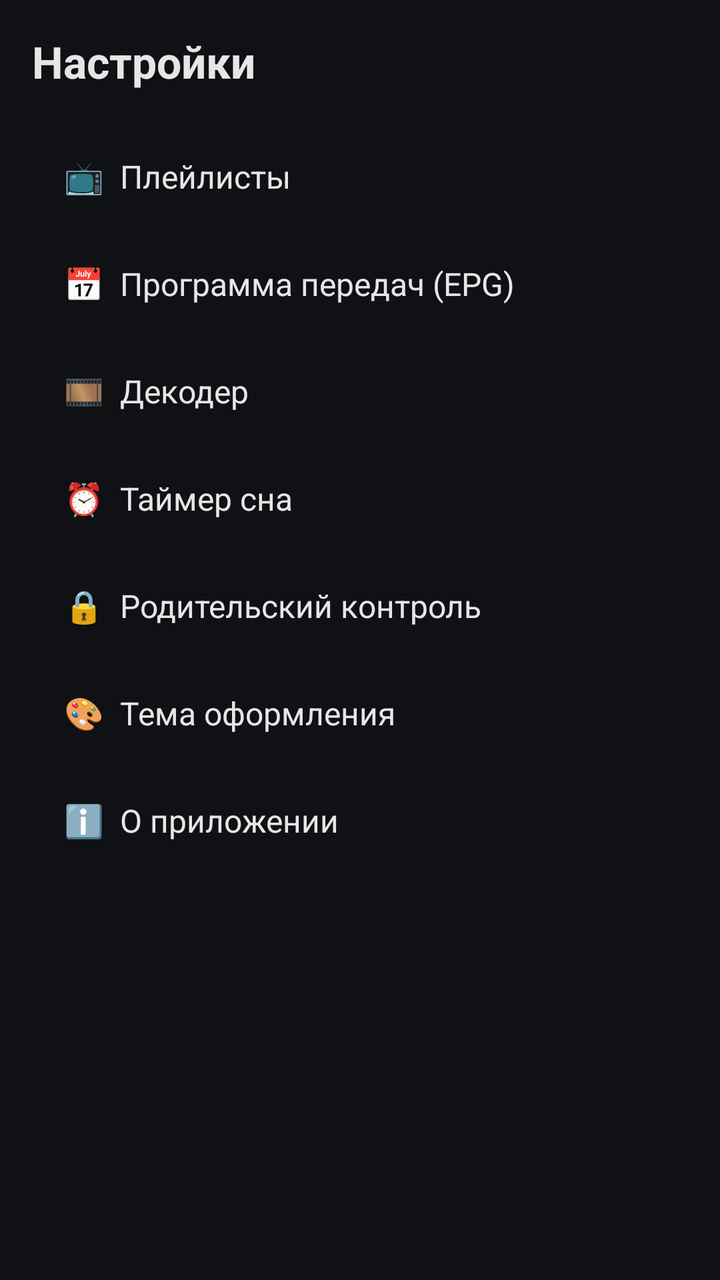
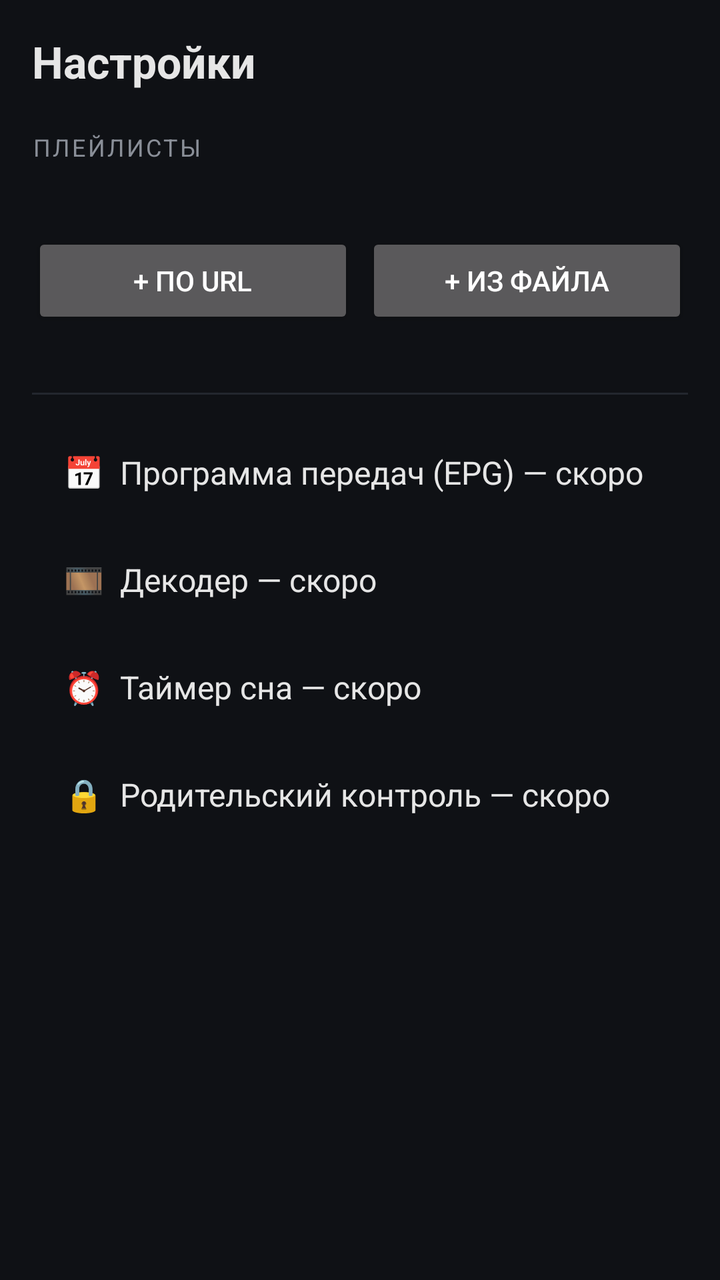

Screens rendered from an Android XML layout before and after an edit, with the pre-edit source and the edit as a unified diff.
<!-- AndroidManifest.xml: application theme Theme.AppCompat.NoActionBar -->
<!-- res/layout/activity_settings.xml -->
<?xml version="1.0" encoding="utf-8"?>
<ScrollView xmlns:android="http://schemas.android.com/apk/res/android"
    android:layout_width="match_parent"
    android:layout_height="match_parent"
    android:background="#0f1115">

    <LinearLayout
        android:orientation="vertical"
        android:layout_width="match_parent"
        android:layout_height="wrap_content"
        android:padding="16dp">

        <TextView
            android:layout_width="match_parent"
            android:layout_height="wrap_content"
            android:text="Настройки"
            android:textColor="#e6e6e6"
            android:textSize="22sp"
            android:textStyle="bold"
            android:paddingBottom="16dp" />

        <TextView
            android:id="@+id/item_playlists"
            android:layout_width="match_parent"
            android:layout_height="wrap_content"
            android:padding="16dp"
            android:text="📺  Плейлисты"
            android:textColor="#e6e6e6"
            android:textSize="16sp"
            android:background="?android:attr/selectableItemBackground" />

        <TextView
            android:id="@+id/item_epg"
            android:layout_width="match_parent"
            android:layout_height="wrap_content"
            android:padding="16dp"
            android:text="📅  Программа передач (EPG)"
            android:textColor="#e6e6e6"
            android:textSize="16sp"
            android:background="?android:attr/selectableItemBackground" />

        <TextView
            android:id="@+id/item_decoder"
            android:layout_width="match_parent"
            android:layout_height="wrap_content"
            android:padding="16dp"
            android:text="🎞  Декодер"
            android:textColor="#e6e6e6"
            android:textSize="16sp"
            android:background="?android:attr/selectableItemBackground" />

        <TextView
            android:id="@+id/item_sleep"
            android:layout_width="match_parent"
            android:layout_height="wrap_content"
            android:padding="16dp"
            android:text="⏰  Таймер сна"
            android:textColor="#e6e6e6"
            android:textSize="16sp"
            android:background="?android:attr/selectableItemBackground" />

        <TextView
            android:id="@+id/item_parental"
            android:layout_width="match_parent"
            android:layout_height="wrap_content"
            android:padding="16dp"
            android:text="🔒  Родительский контроль"
            android:textColor="#e6e6e6"
            android:textSize="16sp"
            android:background="?android:attr/selectableItemBackground" />

        <TextView
            android:id="@+id/item_theme"
            android:layout_width="match_parent"
            android:layout_height="wrap_content"
            android:padding="16dp"
            android:text="🎨  Тема оформления"
            android:textColor="#e6e6e6"
            android:textSize="16sp"
            android:background="?android:attr/selectableItemBackground" />

        <TextView
            android:id="@+id/item_about"
            android:layout_width="match_parent"
            android:layout_height="wrap_content"
            android:padding="16dp"
            android:text="ℹ️  О приложении"
            android:textColor="#e6e6e6"
            android:textSize="16sp"
            android:background="?android:attr/selectableItemBackground" />
    </LinearLayout>
</ScrollView>
<!-- resources referenced by this layout -->
<resources>

</resources>

<!-- the commit's change to res/layout/activity_settings.xml (unified diff, before → after) -->
@@ -11,82 +11,105 @@
         android:padding="16dp">
 
         <TextView
-            android:layout_width="match_parent"
-            android:layout_height="wrap_content"
             android:text="Настройки"
             android:textColor="#e6e6e6"
             android:textSize="22sp"
             android:textStyle="bold"
-            android:paddingBottom="16dp" />
+            android:layout_width="match_parent"
+            android:layout_height="wrap_content"
+            android:paddingBottom="20dp" />
 
         <TextView
-            android:id="@+id/item_playlists"
+            android:text="ПЛЕЙЛИСТЫ"
+            android:textColor="#8a8f98"
+            android:textSize="12sp"
+            android:textAllCaps="true"
+            android:letterSpacing="0.1"
+            android:paddingBottom="8dp"
+            android:layout_width="match_parent"
+            android:layout_height="wrap_content" />
+
+        <TextView
+            android:id="@+id/active_url"
+            android:textColor="#666a70"
+            android:textSize="11sp"
+            android:paddingBottom="12dp"
+            android:layout_width="match_parent"
+            android:layout_height="wrap_content" />
+
+        <LinearLayout
+            android:orientation="horizontal"
             android:layout_width="match_parent"
             android:layout_height="wrap_content"
-            android:padding="16dp"
-            android:text="📺  Плейлисты"
-            android:textColor="#e6e6e6"
-            android:textSize="16sp"
-            android:background="?android:attr/selectableItemBackground" />
+            android:paddingBottom="12dp">
+
+            <Button
+                android:id="@+id/btn_add_url"
+                android:text="+ По URL"
+                android:layout_width="0dp"
+                android:layout_weight="1"
+                android:layout_height="wrap_content"
+                android:layout_marginEnd="6dp" />
+
+            <Button
+                android:id="@+id/btn_add_file"
+                android:text="+ Из файла"
+                android:layout_width="0dp"
+                android:layout_weight="1"
+                android:layout_height="wrap_content" />
+        </LinearLayout>
+
+        <LinearLayout
+            android:id="@+id/list_playlists"
+            android:orientation="vertical"
+            android:layout_width="match_parent"
+            android:layout_height="wrap_content"
+            android:paddingBottom="20dp" />
+
+        <View
+            android:layout_width="match_parent"
+            android:layout_height="1dp"
+            android:background="#23272e"
+            android:layout_marginBottom="12dp" />
 
         <TextView
             android:id="@+id/item_epg"
+            android:padding="16dp"
+            android:text="📅  Программа передач (EPG) — скоро"
+            android:textColor="#e6e6e6"
+            android:textSize="16sp"
             android:layout_width="match_parent"
             android:layout_height="wrap_content"
-            android:padding="16dp"
-            android:text="📅  Программа передач (EPG)"
-            android:textColor="#e6e6e6"
-            android:textSize="16sp"
             android:background="?android:attr/selectableItemBackground" />
 
         <TextView
             android:id="@+id/item_decoder"
+            android:padding="16dp"
+            android:text="🎞  Декодер — скоро"
+            android:textColor="#e6e6e6"
+            android:textSize="16sp"
             android:layout_width="match_parent"
             android:layout_height="wrap_content"
-            android:padding="16dp"
-            android:text="🎞  Декодер"
-            android:textColor="#e6e6e6"
-            android:textSize="16sp"
             android:background="?android:attr/selectableItemBackground" />
 
         <TextView
             android:id="@+id/item_sleep"
+            android:padding="16dp"
+            android:text="⏰  Таймер сна — скоро"
+            android:textColor="#e6e6e6"
+            android:textSize="16sp"
             android:layout_width="match_parent"
             android:layout_height="wrap_content"
-            android:padding="16dp"
-            android:text="⏰  Таймер сна"
-            android:textColor="#e6e6e6"
-            android:textSize="16sp"
             android:background="?android:attr/selectableItemBackground" />
 
         <TextView
             android:id="@+id/item_parental"
+            android:padding="16dp"
+            android:text="🔒  Родительский контроль — скоро"
+            android:textColor="#e6e6e6"
+            android:textSize="16sp"
             android:layout_width="match_parent"
             android:layout_height="wrap_content"
-            android:padding="16dp"
-            android:text="🔒  Родительский контроль"
-            android:textColor="#e6e6e6"
-            android:textSize="16sp"
-            android:background="?android:attr/selectableItemBackground" />
-
-        <TextView
-            android:id="@+id/item_theme"
-            android:layout_width="match_parent"
-            android:layout_height="wrap_content"
-            android:padding="16dp"
-            android:text="🎨  Тема оформления"
-            android:textColor="#e6e6e6"
-            android:textSize="16sp"
-            android:background="?android:attr/selectableItemBackground" />
-
-        <TextView
-            android:id="@+id/item_about"
-            android:layout_width="match_parent"
-            android:layout_height="wrap_content"
-            android:padding="16dp"
-            android:text="ℹ️  О приложении"
-            android:textColor="#e6e6e6"
-            android:textSize="16sp"
             android:background="?android:attr/selectableItemBackground" />
     </LinearLayout>
 </ScrollView>
